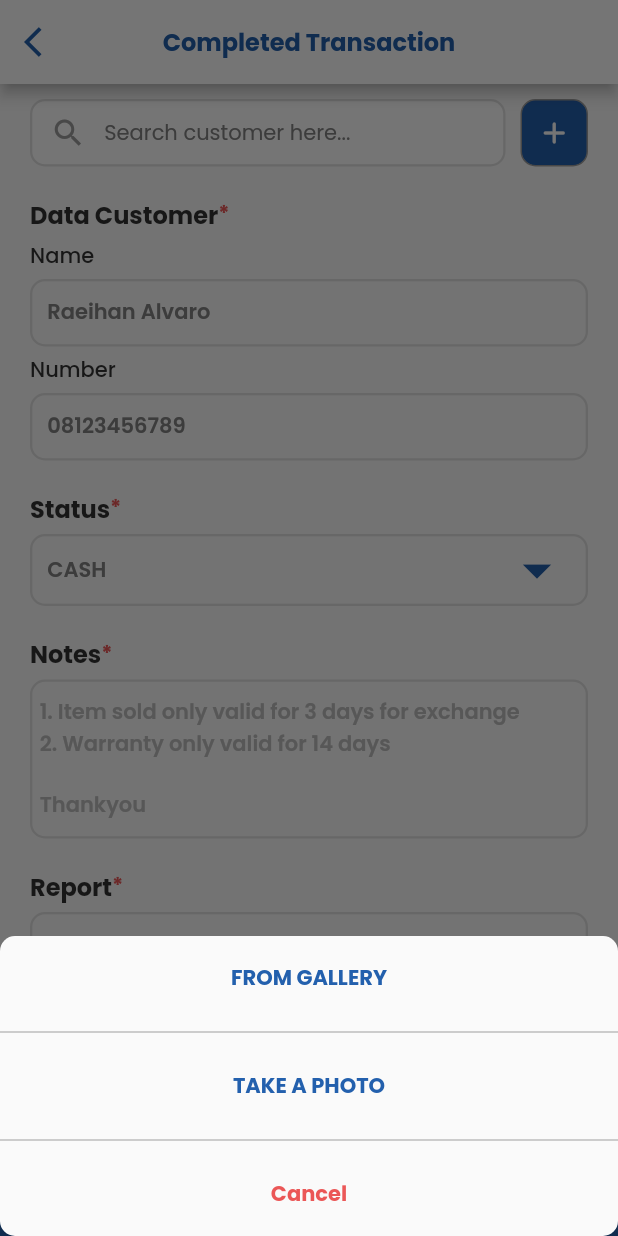
After one commit to DanishMaula/RikodMy-Slicing-UI, a Flutter app: the CompleteTransactionCash screen opened by its route, after a tap on "Choose File", on a phone screen of 412 x 824 dp. The commit adds this screen. Run offline on Flutter 3.47's test engine with Material 2 defaults, Android fonts, the phone set to English and light mode, and no system bars; our stand-ins replace bubble_tab_indicator, google_fonts.

Commit message:
add file result, finished dialogs on payment

```diff
--- a/lib/main.dart
+++ b/lib/main.dart
@@ -2,7 +2,9 @@ import 'package:flutter/material.dart';
 import 'package:rikodmy/models/all_product_data.dart';
 import 'package:rikodmy/ui/Details/product_detail.dart';
 import 'package:rikodmy/ui/cart/cart_screen.dart';
+import 'package:rikodmy/ui/cart/completed_transaction_cash.dart';
 import 'package:rikodmy/ui/cart/completed_transaction_quotation.dart';
+import 'package:rikodmy/ui/cart/file_result.dart';
 import 'package:rikodmy/ui/home/home_screen.dart';
 import 'package:rikodmy/ui/login/login_screen.dart';
 
@@ -27,6 +29,8 @@ class MyApp extends StatelessWidget {
         '/productDetail': (context) => ProductDetail(allProduct: allProduct),
         '/cartScreen': (context) =>  CartScreen(allProduct: allProduct),
         '/completeTransactionQuotation':(context) => const CompleteTransactionQuotation(),
+        '/completeTransactionCash':(context) => const CompleteTransactionCash(),
+        '/fileResult':(context) => const FileResult(),
       },
     );
   }
--- a/lib/ui/cart/cart_screen.dart
+++ b/lib/ui/cart/cart_screen.dart
@@ -393,7 +393,9 @@ class _CartScreenState extends State<CartScreen> {
                                             border: Border.all(
                                                 color: Color(0xffE0E0E0))),
                                         child: MaterialButton(
-                                          onPressed: () {},
+                                          onPressed: () {
+                                            Navigator.pushNamed(context, '/completeTransactionCash');
+                                          },
                                           child: Text(
                                             'Go to payment',
                                             style: buttonPaymentDialog,
--- /dev/null
+++ b/lib/ui/cart/completed_transaction_cash.dart
@@ -0,0 +1,434 @@
+import 'package:flutter/material.dart';
+import 'package:flutter/src/widgets/container.dart';
+import 'package:flutter/src/widgets/framework.dart';
+
+import '../../utils/utils.dart';
+import '../../widget/search_bar.dart';
+
+class CompleteTransactionCash extends StatefulWidget {
+  const CompleteTransactionCash({super.key});
+
+  @override
+  State<CompleteTransactionCash> createState() =>
+      _CompleteTransactionCashState();
+}
+
+class _CompleteTransactionCashState extends State<CompleteTransactionCash> {
+  bool valueCheck = false;
+
+  @override
+  Widget build(BuildContext context) {
+    return Scaffold(
+      appBar: AppBar(
+          leading: IconButton(
+            icon: const Icon(
+              Icons.arrow_back_ios,
+              color: Color(0xff2360AD),
+            ),
+            onPressed: () {
+              Navigator.pop(context);
+            },
+          ),
+          centerTitle: true,
+          title: Text(
+            'Completed Transaction',
+            style: title,
+          )),
+      body: Padding(
+        padding: const EdgeInsets.only(left: 20, right: 20, top: 10),
+        child: SingleChildScrollView(
+          child: Column(
+            crossAxisAlignment: CrossAxisAlignment.start,
+            children: [
+              Row(
+                // ignore: prefer_const_literals_to_create_immutables
+                children: [
+                   Expanded(
+                    child: GestureDetector(
+                      onTap: () {
+
+                      },
+                      child: SeacrchBarCustomer()),
+                  ),
+                  Container(
+                    height: 45,
+                    width: 45,
+                    decoration: BoxDecoration(
+                      border: Border.all(color: Colors.grey),
+                      color: const Color(0xff2360AD),
+                      borderRadius: BorderRadius.circular(10),
+                    ),
+                    margin: const EdgeInsets.only(left: 10),
+                    child: const Icon(
+                      Icons.add_rounded,
+                      color: Color(0xffffffff),
+                    ),
+                  )
+                ],
+              ),
+              const SizedBox(height: 20),
+              Row(
+                mainAxisAlignment: MainAxisAlignment.start,
+                children: [
+                  Text('Data Customer', style: titleTransaction),
+                  Text.rich(
+                    TextSpan(
+                      text: '*',
+                      style: star,
+                    ),
+                  )
+                ],
+              ),
+              const SizedBox(height: 5),
+              Text('Name', style: nameNumber),
+              const SizedBox(height: 5),
+              Container(
+                  width: double.infinity,
+                  height: 45,
+                  decoration: BoxDecoration(
+                    border:
+                        Border.all(color: const Color(0xffE0E0E0), width: 1.5),
+                    borderRadius: BorderRadius.circular(10),
+                  ),
+                  child: Padding(
+                    padding:
+                        const EdgeInsets.only(left: 10, top: 10, bottom: 10),
+                    child: Text('Raeihan Alvaro', style: nameNumberValue),
+                  )),
+              const SizedBox(height: 5),
+              Text('Number', style: nameNumber),
+              const SizedBox(height: 5),
+              Container(
+                  width: double.infinity,
+                  height: 45,
+                  decoration: BoxDecoration(
+                    border:
+                        Border.all(color: const Color(0xffE0E0E0), width: 1.5),
+                    borderRadius: BorderRadius.circular(10),
+                  ),
+                  child: Padding(
+                    padding:
+                        const EdgeInsets.only(left: 10, top: 10, bottom: 10),
+                    child: Text('08123456789', style: nameNumberValue),
+                  )),
+              const SizedBox(height: 20),
+              Row(
+                mainAxisAlignment: MainAxisAlignment.start,
+                children: [
+                  Text('Status', style: titleTransaction),
+                  Text.rich(
+                    TextSpan(
+                      text: '*',
+                      style: star,
+                    ),
+                  )
+                ],
+              ),
+              const SizedBox(height: 5),
+              Container(
+                decoration: BoxDecoration(
+                  border:
+                      Border.all(color: const Color(0xffE0E0E0), width: 1.5),
+                  borderRadius: BorderRadius.circular(10),
+                ),
+                child: Padding(
+                  padding: const EdgeInsets.only(left: 10, right: 10),
+                  child: Row(
+                    mainAxisAlignment: MainAxisAlignment.spaceBetween,
+                    children: [
+                      Text(
+                        'CASH',
+                        style: nameNumberValue,
+                      ),
+                      const Icon(
+                        Icons.arrow_drop_down,
+                        color: Color(0xff2360AD),
+                        size: 45,
+                      )
+                    ],
+                  ),
+                ),
+              ),
+              const SizedBox(height: 20),
+              Row(
+                mainAxisAlignment: MainAxisAlignment.start,
+                children: [
+                  Text('Notes', style: titleTransaction),
+                  Text.rich(
+                    TextSpan(
+                      text: '*',
+                      style: star,
+                    ),
+                  ),
+                  const SizedBox(height: 5),
+                ],
+              ),
+              const SizedBox(height: 5),
+              Container(
+                width: double.infinity,
+                decoration: BoxDecoration(
+                  border:
+                      Border.all(color: const Color(0xffE0E0E0), width: 1.5),
+                  borderRadius: BorderRadius.circular(10),
+                ),
+                child: Padding(
+                  padding: const EdgeInsets.only(left: 5, top: 10, bottom: 10),
+                  child: Column(
+                    crossAxisAlignment: CrossAxisAlignment.start,
+                    children: [
+                      Text(
+                        '1. Item sold only valid for 3 days for exchange',
+                        style: notesStyle,
+                      ),
+                      Text('2. Warranty only valid for 14 days',
+                          style: notesStyle),
+                      const SizedBox(height: 20),
+                      Text('Thankyou', style: notesStyle),
+                    ],
+                  ),
+                ),
+              ),
+              const SizedBox(height: 20),
+              Row(
+                mainAxisAlignment: MainAxisAlignment.start,
+                children: [
+                  Text('Report', style: titleTransaction),
+                  Text.rich(
+                    TextSpan(
+                      text: '*',
+                      style: star,
+                    ),
+                  ),
+                ],
+              ),
+              const SizedBox(height: 5),
+              Container(
+                decoration: BoxDecoration(
+                  border:
+                      Border.all(color: const Color(0xffE0E0E0), width: 1.5),
+                  borderRadius: BorderRadius.circular(10),
+                ),
+                child: Padding(
+                  padding: const EdgeInsets.only(left: 10, right: 10),
+                  child: Row(
+                    mainAxisAlignment: MainAxisAlignment.spaceBetween,
+                    children: [
+                      Text(
+                        'Image Report',
+                        style: nameNumberValue,
+                      ),
+                      TextButton(
+                          onPressed: () {
+                            showModalBottomSheet(
+                                shape: RoundedRectangleBorder(
+                                    borderRadius: BorderRadius.circular(10)),
+                                context: context,
+                                builder: (context) {
+                                  return SizedBox(
+                                    height: 200,
+                                    child: Column(
+                                      children: [
+                                        ListTile(
+                                          title: Text('FROM GALLERY',
+                                              textAlign: TextAlign.center,
+                                              style: modalSheetStyle),
+                                          onTap: () {
+                                            Navigator.pop(context);
+                                          },
+                                        ),
+                                        const Divider(
+                                          color: Colors.grey,
+                                        ),
+                                        ListTile(
+                                          title: Text(
+                                            'TAKE A PHOTO',
+                                            textAlign: TextAlign.center,
+                                            style: modalSheetStyle,
+                                          ),
+                                          onTap: () {
+                                            Navigator.pop(context);
+                                          },
+                                        ),
+                                        const Divider(color: Colors.grey),
+                                        ListTile(
+                                          title: Text(
+                                            'Cancel',
+                                            textAlign: TextAlign.center,
+                                            style: modalSheetCancelStyle,
+                                          ),
+                                          onTap: () {
+                                            Navigator.pop(context);
+                                          },
+                                        ),
+                                      ],
+                                    ),
+                                  );
+                                });
+                          },
+                          child: Text(
+                            'Choose File',
+                            style: totalPrice,
+                          ))
+                    ],
+                  ),
+                ),
+              ),
+              const SizedBox(height: 10),
+              Container(
+                decoration: BoxDecoration(
+                  border:
+                      Border.all(color: const Color(0xffE0E0E0), width: 1.5),
+                  borderRadius: BorderRadius.circular(10),
+                ),
+                child: Padding(
+                  padding: const EdgeInsets.only(left: 10, right: 10),
+                  child: Row(
+                    mainAxisAlignment: MainAxisAlignment.spaceBetween,
+                    children: [
+                      Text(
+                        'Signatures',
+                        style: nameNumberValue,
+                      ),
+                      TextButton(
+                          onPressed: () {},
+                          child: Text(
+                            'Make Signature',
+                            style: totalPrice,
+                          ))
+                    ],
+                  ),
+                ),
+              ),
+              const SizedBox(height: 10),
+              Row(
+                mainAxisAlignment: MainAxisAlignment.start,
+                children: [
+                  Checkbox(
+                      value: valueCheck,
+                      onChanged: ((value) {
+                        setState(() {
+                          value = value;
+                        });
+                      })),
+                  Text('Image and Signature Not Required', style: notRequired),
+                ],
+              ),
+            ],
+          ),
+        ),
+      ),
+      bottomNavigationBar: Container(
+          decoration: BoxDecoration(color: Colors.white, boxShadow: [
+            BoxShadow(
+              color: Colors.grey.withOpacity(0.5),
+              spreadRadius: 5,
+              blurRadius: 7,
+              offset: const Offset(0, 3), // changes position of shadow
+            ),
+          ]),
+          height: 100,
+          child: Column(
+            children: [
+              Padding(
+                padding: const EdgeInsets.only(
+                    left: 20, right: 20, top: 10, bottom: 10),
+                child: Row(
+                  crossAxisAlignment: CrossAxisAlignment.start,
+                  mainAxisAlignment: MainAxisAlignment.spaceBetween,
+                  children: [
+                    Text(
+                      'Total Payment',
+                      style: priceBottom,
+                    ),
+                    Text(
+                      'RM 355.22',
+                      style: priceBottom,
+                    )
+                  ],
+                ),
+              ),
+              Expanded(
+                child: Container(
+                  decoration: const BoxDecoration(
+                    color: Color(0xff2360AD),
+                  ),
+                  width: double.infinity,
+                  height: 50,
+                  child: MaterialButton(
+                    onPressed: () {
+                      // dialog from bottom
+                      showModalBottomSheet(
+                          shape: RoundedRectangleBorder(
+                              borderRadius: BorderRadius.circular(10)),
+                          context: context,
+                          builder: (context) {
+                            return SizedBox(
+                              height: 250,
+                              child: Padding(
+                                padding:
+                                    const EdgeInsets.only(left: 20, right: 20),
+                                child: Column(
+                                  crossAxisAlignment: CrossAxisAlignment.start,
+                                  children: [
+                                    const Divider(
+                                      color: Colors.grey,
+                                      thickness: 2,
+                                      endIndent: 170,
+                                      indent: 170,
+                                    ),
+                                    const Divider(
+                                      color: Colors.grey,
+                                      thickness: 2,
+                                      endIndent: 170,
+                                      indent: 170,
+                                    ),
+                                    const SizedBox(height: 10),
+                                    Text('Success Checkout',
+                                        style: modalSheetCompleteStyle),
+                                    Text('Print Transaction?',
+                                        style: titleDialog),
+                                    const SizedBox(height: 30),
+                                    Column(
+                                      children: [
+                                        MaterialButton(
+                                          onPressed: () {},
+                                          height: 50,
+                                          shape: RoundedRectangleBorder(
+                                              borderRadius:
+                                                  BorderRadius.circular(5)),
+                                          color: const Color(0xff2360AD),
+                                          minWidth: double.infinity,
+                                          child: Text('PRINT', style: addCart),
+                                        ),
+                                        const SizedBox(height: 10),
+                                        MaterialButton(
+                                          onPressed: () {
+                                            Navigator.pushNamed(
+                                                context, '/fileResult');
+                                          },
+                                          height: 50,
+                                          shape: RoundedRectangleBorder(
+                                              borderRadius:
+                                                  BorderRadius.circular(5)),
+                                          color: const Color(0xff2360AD),
+                                          minWidth: double.infinity,
+                                          child: Text('GENERATE PDF',
+                                              style: addCart),
+                                        ),
+                                      ],
+                                    ),
+                                  ],
+                                ),
+                              ),
+                            );
+                          });
+                    },
+                    child: Text('COMPLETED PAYMENT', style: completePayment),
+                  ),
+                ),
+              )
+            ],
+          )),
+    );
+  }
+}
--- a/lib/utils/utils.dart
+++ b/lib/utils/utils.dart
@@ -197,3 +197,27 @@ TextStyle completePayment = GoogleFonts.poppins(
   fontWeight: FontWeight.bold,
   fontSize: 16,
 );
+
+TextStyle notRequired = GoogleFonts.poppins(
+  color: const Color(0xffEB5757),
+  fontWeight: FontWeight.w600,
+  fontSize: 13,
+);
+
+TextStyle modalSheetStyle = GoogleFonts.poppins(
+  color: const Color(0xff2360AD),
+  fontWeight: FontWeight.bold,
+  fontSize: 14,
+);
+
+TextStyle modalSheetCancelStyle = GoogleFonts.poppins(
+  color: const Color(0xffEB5757),
+  fontWeight: FontWeight.bold,
+  fontSize: 14,
+);
+
+TextStyle modalSheetCompleteStyle = GoogleFonts.poppins(
+  color: const Color(0xff2360AD),
+  fontWeight: FontWeight.bold,
+  fontSize: 18,
+);
```
Also changed, not shown: lib/ui/cart/completed_transaction_quotation.dart (+24 -20 lines), lib/ui/cart/file_result.dart (added, +66 -0 lines), assets/images/pdf.png (added).
